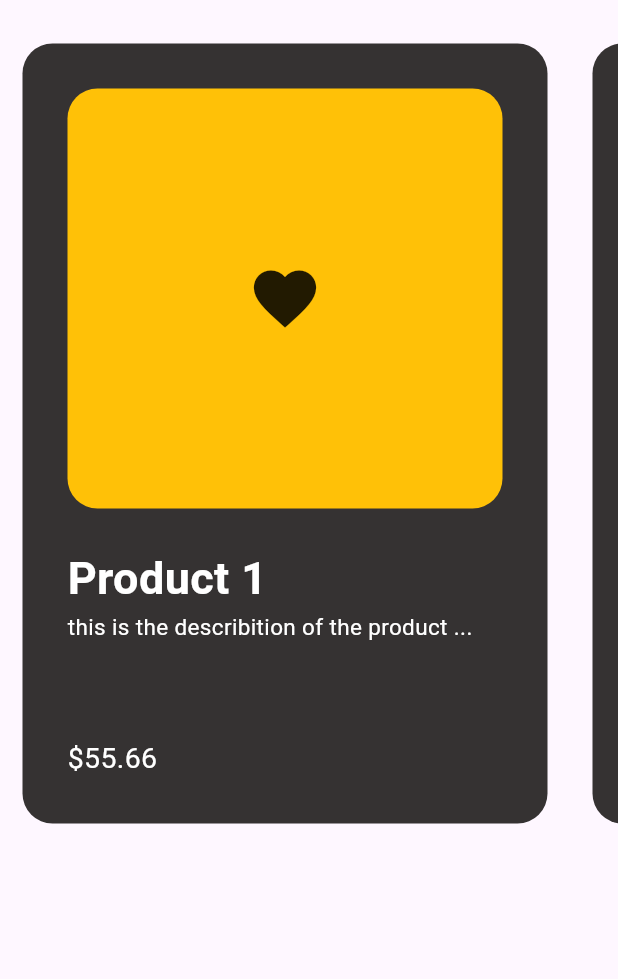
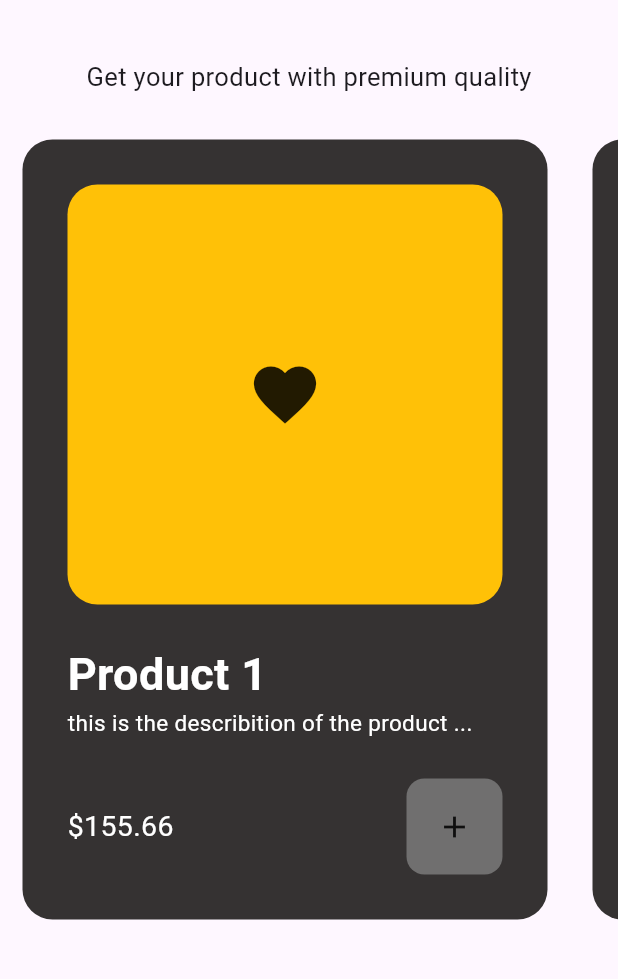
Before and after one commit to mohamedamine-code/e_commerc-2-, a Flutter app: the Shoppage screen opened by its route, on a phone screen of 412 x 824 dp, the part 63-1042 px from its top. Run offline on Flutter 3.47's test engine with Material 3 defaults, Android fonts, the phone set to English and light mode, and no system bars; our stand-ins replace flutter_slidable; missing offline and left inert: dart:ffi.

Commit message:
3 commit

```diff
--- a/lib/compontent/button.dart
+++ b/lib/compontent/button.dart
@@ -15,7 +15,7 @@ class MyButton extends StatelessWidget {
       child: Container(
         padding: EdgeInsets.all(20),
         decoration: BoxDecoration(
-          color: MyTheme.colorScheme.primary,
+          color: MyTheme.colorScheme.inversePrimary,
           borderRadius: BorderRadius.circular(12),
         ),
         child: child,
--- a/lib/compontent/list_product.dart
+++ b/lib/compontent/list_product.dart
@@ -1,10 +1,16 @@
+import 'package:e_commerce_2/compontent/button.dart';
+import 'package:e_commerce_2/models/Shop.dart';
 import 'package:e_commerce_2/models/product.dart';
 import 'package:e_commerce_2/theme/theme.dart';
 import 'package:flutter/material.dart';
+import 'package:provider/provider.dart';
 
 class list_product extends StatelessWidget {
   final Product product;
-  list_product({required this.product});
+  VoidCallback ShowAlert;
+
+  list_product({required this.product,required this.ShowAlert});
+
 
   @override
   Widget build(BuildContext context) {
@@ -24,7 +30,7 @@ class list_product extends StatelessWidget {
             children: [
               //image product
               Column(
-                crossAxisAlignment:CrossAxisAlignment.start,
+                crossAxisAlignment: CrossAxisAlignment.start,
                 children: [
                   Container(
                     height: 280,
@@ -35,7 +41,7 @@ class list_product extends StatelessWidget {
                     ),
                     child: Icon(Icons.favorite, size: 50),
                   ),
-                  SizedBox(height: 25,),
+                  SizedBox(height: 25),
                   // title product
                   Text(
                     product.name,
@@ -56,7 +62,19 @@ class list_product extends StatelessWidget {
                 ],
               ),
               //price product
-              Text("\$"+product.price.toString(),style: TextStyle(fontSize: 19,color: Colors.white),),
+              Row(
+                mainAxisAlignment: MainAxisAlignment.spaceBetween,
+                children: [
+                  Text(
+                    "\$" + product.price.toString(),
+                    style: TextStyle(fontSize: 19, color: Colors.white),
+                  ),
+                  MyButton(onTap: () {
+                    ShowAlert();
+                  },
+                  child: Icon(Icons.add)),
+                ],
+              ),
             ],
           ),
         ),
--- a/lib/models/Shop.dart
+++ b/lib/models/Shop.dart
@@ -7,22 +7,22 @@ class Shop extends ChangeNotifier{
     Product(
       name: "Product 1",
       Descripition: "this is the describition of the product ... ",
-      price: 55.66,
+      price: 155.66,
     ),
     Product(
-      name: "Product 1",
+      name: "Product 2",
       Descripition: "this is the describition of the product ... ",
-      price: 55.66,
+      price: 555.66,
     ),
     Product(
-      name: "Product 1",
+      name: "Product 3",
       Descripition: "this is the describition of the product ... ",
-      price: 55.66,
+      price: 355.66,
     ),
     Product(
-      name: "Product 1",
+      name: "Product 4",
       Descripition: "this is the describition of the product ... ",
-      price: 55.66,
+      price: 455.66,
     ),
   ];
   //list user cart
--- a/lib/pages/shopPage.dart
+++ b/lib/pages/shopPage.dart
@@ -7,11 +7,41 @@ import 'package:flutter/material.dart';
 import 'package:provider/provider.dart';
 
 class Shoppage extends StatelessWidget {
+
   const Shoppage({super.key});
+
+  void ShowAlert(context, Product x) {
+    showDialog(
+      context: context,
+      builder: (BuildContext context) {
+        return AlertDialog(
+          content: Text(
+            "You are sure to add this product ?",
+            style: TextStyle(fontSize: 16),
+          ),
+          actions: [
+            IconButton(
+              onPressed: () {
+                Navigator.pop(context);
+              },
+              icon: Text("nooo"),
+            ),
+            IconButton(
+              onPressed: () {
+                Navigator.pop(context);
+                context.read<Shop>().additem(x);
+              },
+              icon: Text("yub"),
+            ),
+          ],
+        );
+      },
+    );
+  }
 
   @override
   Widget build(BuildContext context) {
-    final product=context.watch<Shop>().getshop;
+    final product = context.watch<Shop>().getshop;
     return Scaffold(
       appBar: AppBar(
         actions: [
@@ -37,17 +67,29 @@ class Shoppage extends StatelessWidget {
       drawer: MyDrawer(),
       body: Column(
         children: [
+          const SizedBox(height: 25),
+          Center(
+            child: Text(
+              "Get your product with premium quality",
+              style: TextStyle(fontSize: 17),
+            ),
+          ),
+          const SizedBox(height: 15),
           SizedBox(
             height: 550,
             child: ListView.builder(
               scrollDirection: Axis.horizontal,
               itemCount: product.length,
-              itemBuilder: (BuildContext context,index){
-              return list_product(
-                product: product[index],
-              );
-            }),
-          )
+              itemBuilder: (BuildContext context, index) {
+                return list_product(
+                  ShowAlert: () {
+                    ShowAlert(context, product[index]);
+                  },
+                  product: product[index],
+                );
+              },
+            ),
+          ),
         ],
       ),
     );
--- a/pubspec.yaml
+++ b/pubspec.yaml
@@ -35,6 +35,7 @@ dependencies:
   # Use with the CupertinoIcons class for iOS style icons.
   cupertino_icons: ^1.0.8
   provider: ^6.1.5
+  flutter_slidable: 3.1.2
 
 dev_dependencies:
   flutter_test:
```
Also changed, not shown: lib/compontent/List_cart.dart (added, +54 -0 lines), lib/pages/cartPage.dart (+51 -0 lines), pubspec.lock.
